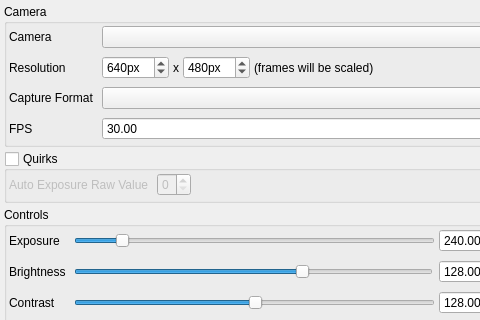
Before: the Qt Designer form modules/camera-generic/genericcamerasettingsdialog.ui in syntalos/syntalos, drawn with Qt 5; both pictures show x 0 to 480 and y 0 to 320 of the 570 by 508 pixel window.
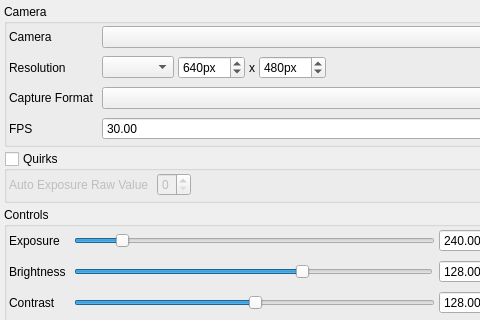
After: the same form once the commit is applied. Icons and pictures are not drawn.

Commit message:
camera-generic: Pull supported resolutions from V4L
This ensures that the user doesn't have to play a stupid "guess the
numbers!" game anymore when trying to set correct resolutions.

What changed in the file:
```diff
--- a/modules/camera-generic/genericcamerasettingsdialog.ui
+++ b/modules/camera-generic/genericcamerasettingsdialog.ui
@@ -99,6 +99,9 @@
            <property name="bottomMargin">
             <number>0</number>
            </property>
+           <item>
+            <widget class="QComboBox" name="resolutionComboBox"/>
+           </item>
            <item>
             <widget class="QSpinBox" name="spinBoxWidth">
              <property name="suffix">
@@ -138,13 +141,6 @@
              </property>
             </widget>
            </item>
-           <item>
-            <widget class="QLabel" name="label_2">
-             <property name="text">
-              <string>(frames will be scaled)</string>
-             </property>
-            </widget>
-           </item>
            <item>
             <spacer name="horizontalSpacer_3">
              <property name="orientation">
```
The commit also changes 4 other files.
